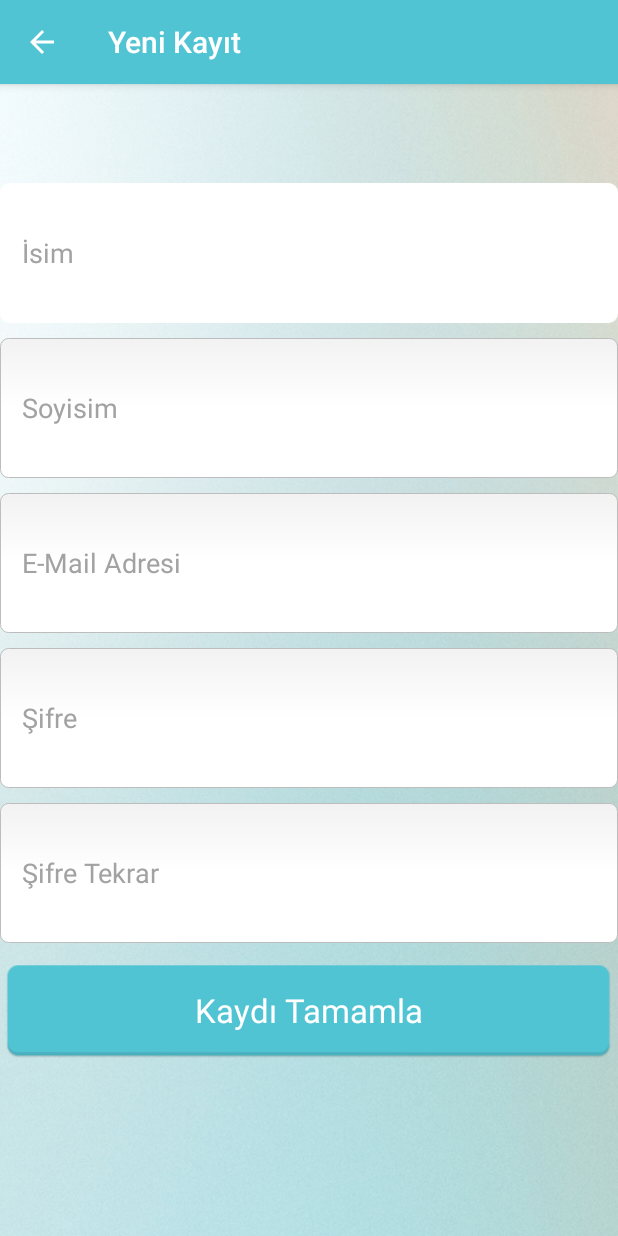
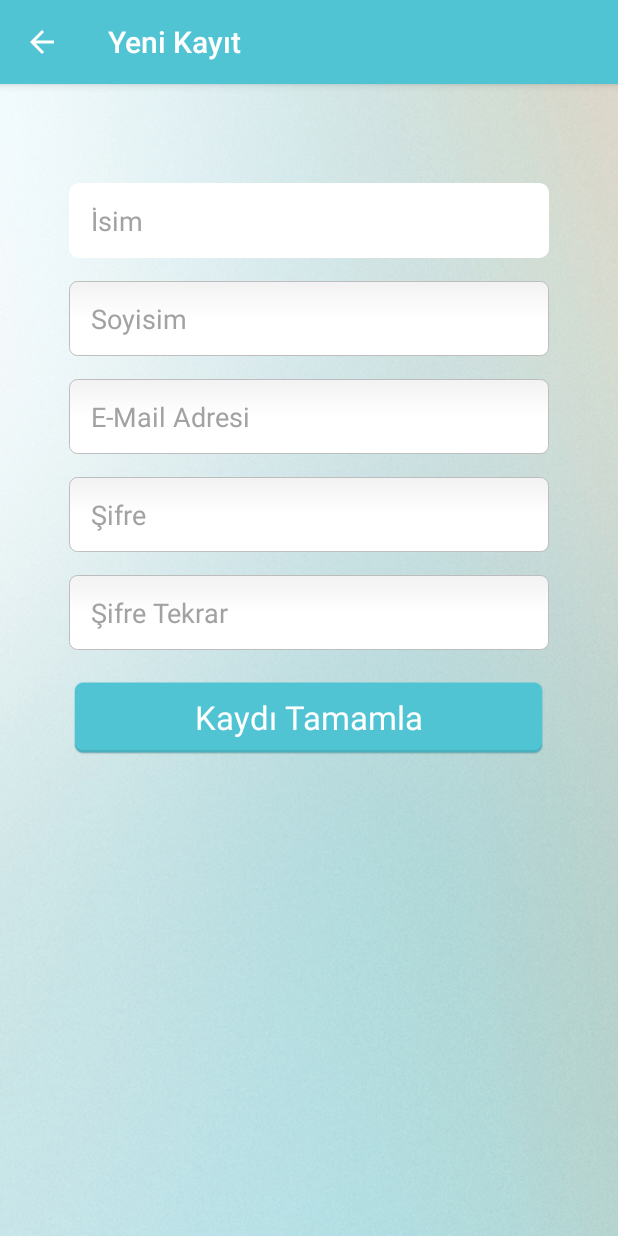
Before and after one commit to mehmetugur-gural/HRMobileApp-Android, an Android app: the RegisterActivity screen opened directly, with no data from a screen before it, on a phone screen of 412 x 824 dp. Run offline under Robolectric (Android 15) with nearby library versions, the phone set to English and light mode, and no system bars.

Commit message:
register page implementation

```diff
--- a/app/src/main/res/layout/activity_register.xml
+++ b/app/src/main/res/layout/activity_register.xml
@@ -10,11 +10,12 @@
         android:layout_height="wrap_content"
         android:id="@+id/txtRegisterName"
         android:background="@drawable/edittext_rounded_corners"
-        android:width="950px"
-        android:height="140px"
+        android:width="320dp"
+        android:height="50dp"
+        android:minHeight="50dp"
         android:layout_marginTop="50dp"
-        android:layout_below="@+id/lblWelcome"
         android:layout_centerHorizontal="true"
+        android:inputType="text"
         android:maxLines="1"
         android:hint="@string/register_name"
         android:textColorHint="@color/colorHintText"/>
@@ -24,25 +25,29 @@
         android:layout_height="wrap_content"
         android:id="@+id/txtRegisterSurname"
         android:background="@drawable/edittext_rounded_corners"
-    android:width="950px"
-    android:height="140px"
-    android:layout_marginTop="10dp"
-    android:layout_below="@+id/txtRegisterName"
+        android:width="320dp"
+        android:height="50dp"
+        android:minHeight="50dp"
+        android:layout_marginTop="15dp"
         android:layout_centerHorizontal="true"
+        android:inputType="text"
         android:maxLines="1"
-    android:hint="@string/register_surname"
-    android:textColorHint="@color/colorHintText"/>
+        android:hint="Soyisim"
+        android:textColorHint="@color/colorHintText"
+        android:layout_below="@+id/txtRegisterName" />
 
     <EditText
         android:layout_width="wrap_content"
         android:layout_height="wrap_content"
         android:id="@+id/txtRegisterMail"
         android:background="@drawable/edittext_rounded_corners"
-        android:width="950px"
-        android:height="140px"
-        android:layout_marginTop="10dp"
-        android:layout_below="@+id/txtRegisterSurname"
+        android:width="320dp"
+        android:height="50dp"
+        android:minHeight="50dp"
+        android:layout_marginTop="15dp"
         android:layout_centerHorizontal="true"
+        android:layout_below="@id/txtRegisterSurname"
+        android:inputType="text"
         android:maxLines="1"
         android:hint="@string/register_mail"
         android:textColorHint="@color/colorHintText"/>
@@ -52,11 +57,14 @@
         android:layout_height="wrap_content"
         android:id="@+id/txtRegisterPassword"
         android:background="@drawable/edittext_rounded_corners"
-        android:width="950px"
-        android:height="140px"
-        android:layout_marginTop="10dp"
-        android:layout_below="@+id/txtRegisterMail"
+        android:width="320dp"
+        android:height="50dp"
+        android:minHeight="50dp"
+        android:layout_marginTop="15dp"
         android:layout_centerHorizontal="true"
+        android:layout_below="@id/txtRegisterMail"
+        android:inputType="textPassword"
+        android:fontFamily="sans-serif"
         android:maxLines="1"
         android:hint="@string/register_password"
         android:textColorHint="@color/colorHintText"/>
@@ -66,11 +74,14 @@
         android:layout_height="wrap_content"
         android:id="@+id/txtRegisterPassword2"
         android:background="@drawable/edittext_rounded_corners"
-        android:width="950px"
-        android:height="140px"
-        android:layout_marginTop="10dp"
-        android:layout_below="@+id/txtRegisterPassword"
+        android:width="320dp"
+        android:height="50dp"
+        android:minHeight="50dp"
+        android:layout_marginTop="15dp"
         android:layout_centerHorizontal="true"
+        android:layout_below="@id/txtRegisterPassword"
+        android:inputType="textPassword"
+        android:fontFamily="sans-serif"
         android:maxLines="1"
         android:hint="@string/register_password2"
         android:textColorHint="@color/colorHintText"/>
@@ -97,4 +108,5 @@
         android:layout_below="@+id/txtRegisterPassword2"
         android:layout_centerHorizontal="true"
         android:layout_marginTop="30dp" />
+
 </RelativeLayout>
```
Lines whose indentation alone changed are shown as unchanged.
